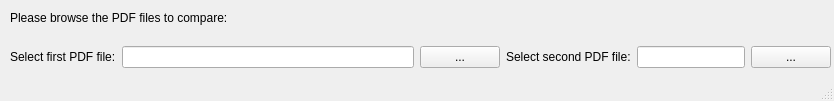
The window that src/ui.ui (mcagriaksoy/diff_merge_pdf) describes before a commit, drawn with Qt 5.
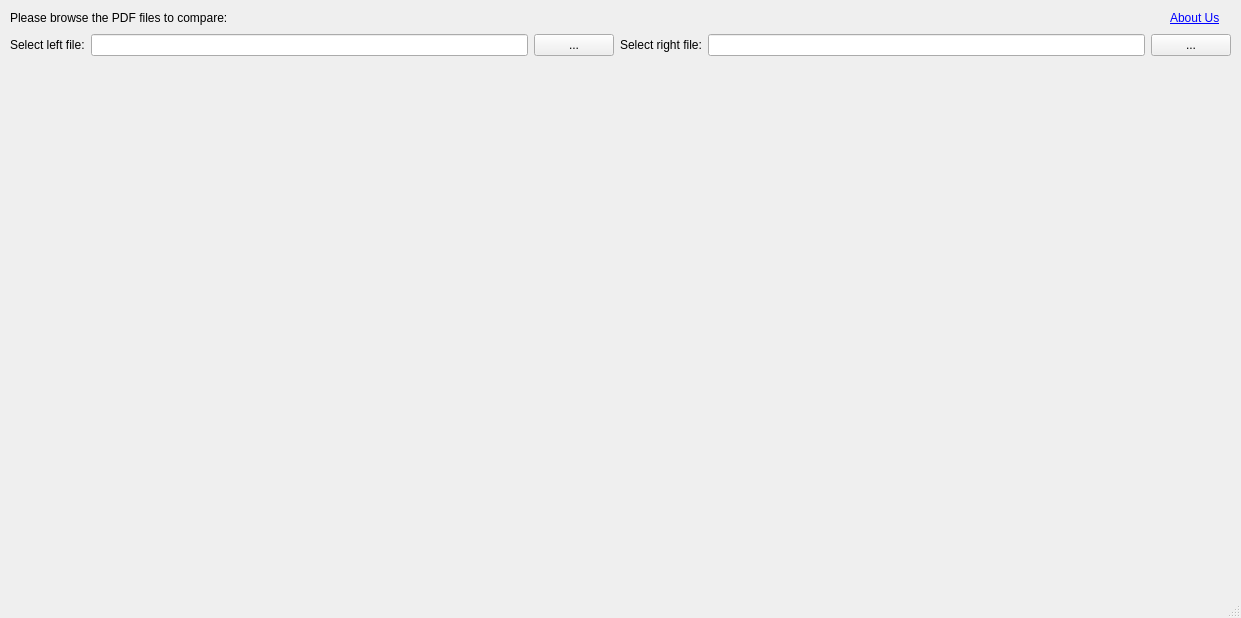
The same window after the commit. Icons and pictures are not drawn.

```diff
--- a/src/ui.ui
+++ b/src/ui.ui
@@ -6,8 +6,8 @@
    <rect>
     <x>0</x>
     <y>0</y>
-    <width>834</width>
-    <height>101</height>
+    <width>1241</width>
+    <height>618</height>
    </rect>
   </property>
   <property name="contextMenuPolicy">
@@ -44,60 +44,6 @@
    <enum>QTabWidget::Triangular</enum>
   </property>
   <widget class="QWidget" name="centralwidget">
-   <widget class="QWidget" name="horizontalLayoutWidget_3">
-    <property name="geometry">
-     <rect>
-      <x>10</x>
-      <y>40</y>
-      <width>821</width>
-      <height>34</height>
-     </rect>
-    </property>
-    <layout class="QHBoxLayout" name="horizontalLayout_3">
-     <item>
-      <layout class="QHBoxLayout" name="horizontalLayout">
-       <item>
-        <widget class="QLabel" name="label">
-         <property name="text">
-          <string>Select first PDF file:</string>
-         </property>
-        </widget>
-       </item>
-       <item>
-        <widget class="QLineEdit" name="lineEdit"/>
-       </item>
-       <item>
-        <widget class="QPushButton" name="pushButton">
-         <property name="text">
-          <string>...</string>
-         </property>
-        </widget>
-       </item>
-       <item>
-        <layout class="QHBoxLayout" name="horizontalLayout_2">
-         <item>
-          <widget class="QLabel" name="label_2">
-           <property name="text">
-            <string>Select second PDF file:</string>
-           </property>
-          </widget>
-         </item>
-         <item>
-          <widget class="QLineEdit" name="lineEdit_2"/>
-         </item>
-         <item>
-          <widget class="QPushButton" name="pushButton_2">
-           <property name="text">
-            <string>...</string>
-           </property>
-          </widget>
-         </item>
-        </layout>
-       </item>
-      </layout>
-     </item>
-    </layout>
-   </widget>
    <widget class="QLabel" name="label_3">
     <property name="geometry">
      <rect>
@@ -111,6 +57,74 @@
      <string>Please browse the PDF files to compare:</string>
     </property>
    </widget>
+   <widget class="QWidget" name="gridLayoutWidget">
+    <property name="geometry">
+     <rect>
+      <x>10</x>
+      <y>30</y>
+      <width>1221</width>
+      <height>31</height>
+     </rect>
+    </property>
+    <layout class="QGridLayout" name="gridLayout">
+     <item row="0" column="4">
+      <widget class="QLineEdit" name="lineEdit_2"/>
+     </item>
+     <item row="0" column="3">
+      <widget class="QLabel" name="label_2">
+       <property name="text">
+        <string>Select right file:</string>
+       </property>
+      </widget>
+     </item>
+     <item row="0" column="1">
+      <widget class="QLineEdit" name="lineEdit"/>
+     </item>
+     <item row="0" column="2">
+      <widget class="QPushButton" name="pushButton">
+       <property name="text">
+        <string>...</string>
+       </property>
+      </widget>
+     </item>
+     <item row="0" column="0">
+      <widget class="QLabel" name="label">
+       <property name="text">
+        <string>Select left file:</string>
+       </property>
+      </widget>
+     </item>
+     <item row="0" column="5">
+      <widget class="QPushButton" name="pushButton_2">
+       <property name="text">
+        <string>...</string>
+       </property>
+      </widget>
+     </item>
+    </layout>
+   </widget>
+   <widget class="QLabel" name="label_4">
+    <property name="geometry">
+     <rect>
+      <x>1170</x>
+      <y>10</y>
+      <width>55</width>
+      <height>16</height>
+     </rect>
+    </property>
+    <property name="text">
+     <string>&lt;html&gt;&lt;head/&gt;&lt;body&gt;&lt;p&gt;&lt;a href=&quot;https://github.com/mcagriaksoy/diff_merge_pdf&quot;&gt;&lt;span style=&quot; text-decoration: underline; color:#0000ff;&quot;&gt;About Us&lt;/span&gt;&lt;/a&gt;&lt;/p&gt;&lt;/body&gt;&lt;/html&gt;</string>
+    </property>
+    <property name="textFormat">
+     <enum>Qt::RichText</enum>
+    </property>
+    <property name="openExternalLinks">
+     <bool>true</bool>
+    </property>
+    <property name="buddy">
+     <cstring>&lt;a href=&quot;url&quot;&gt;https://github.com/mcagriaksoy/diff_merge_pdf&lt;/a&gt;</cstring>
+    </property>
+   </widget>
   </widget>
   <widget class="QStatusBar" name="statusbar"/>
  </widget>
```
Left out of the diff: 2 changed lines with no effect on the pictures.
